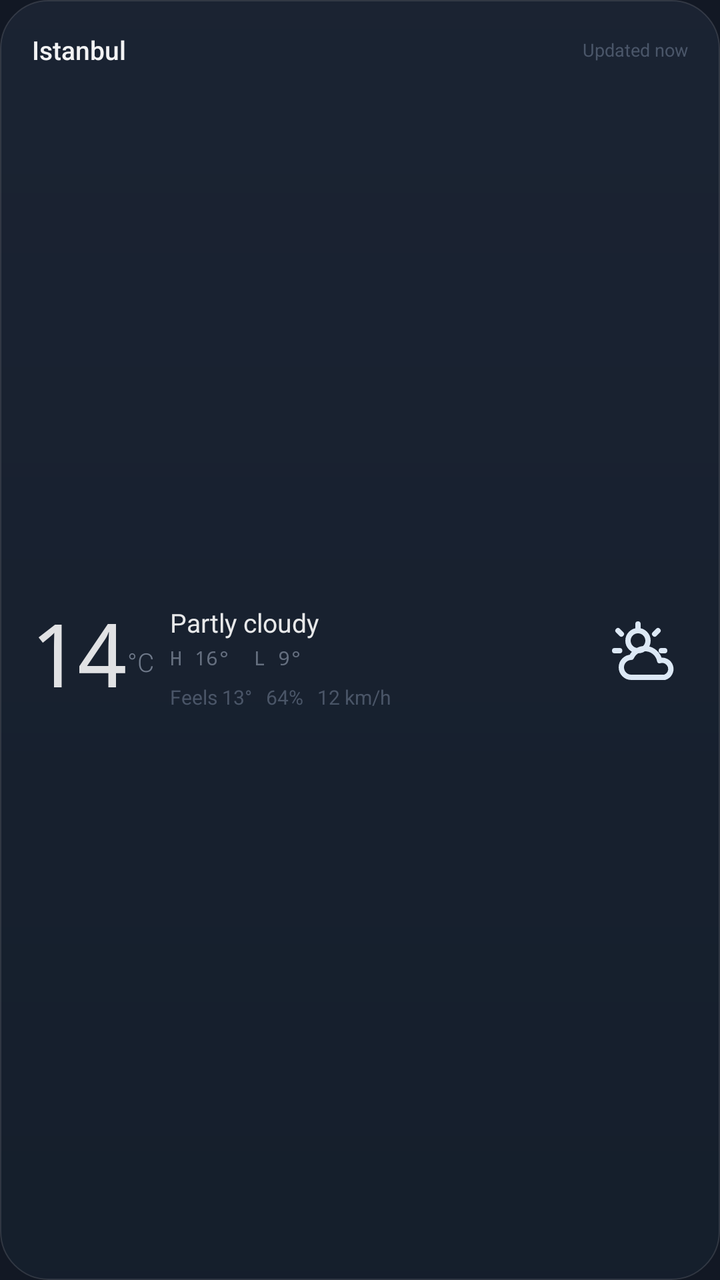
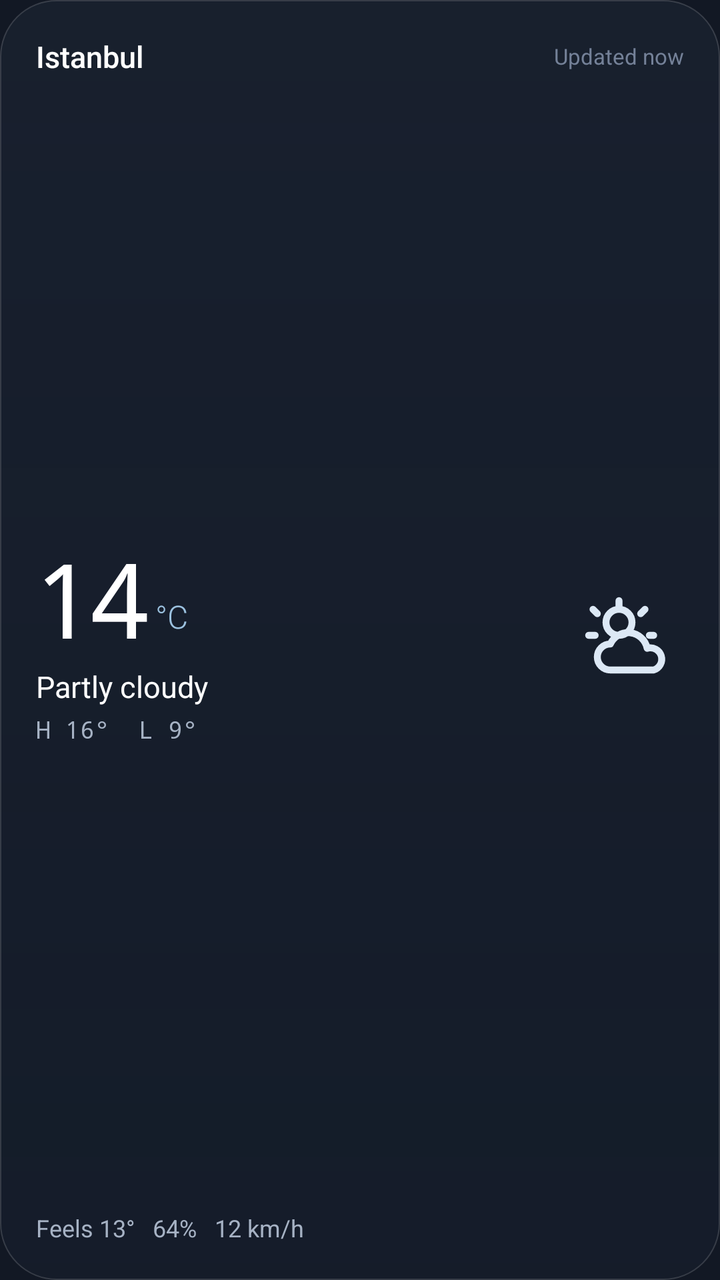

An Android layout rendered at two revisions. The XML below is the earlier revision; the diff shows what the commit changed to produce the second picture.
<!-- AndroidManifest.xml: application theme Theme.Atmos -->
<!-- res/layout/widget_now.xml -->
<?xml version="1.0" encoding="utf-8"?>
<LinearLayout xmlns:android="http://schemas.android.com/apk/res/android"
    android:id="@+id/widget_root"
    android:layout_width="match_parent"
    android:layout_height="match_parent"
    android:background="@drawable/widget_bg"
    android:orientation="vertical"
    android:padding="16dp">

    <LinearLayout
        android:layout_width="match_parent"
        android:layout_height="wrap_content"
        android:gravity="center_vertical"
        android:orientation="horizontal">

        <TextView
            android:id="@+id/widget_location"
            android:layout_width="0dp"
            android:layout_height="wrap_content"
            android:layout_weight="1"
            android:ellipsize="end"
            android:fontFamily="sans-serif-medium"
            android:maxLines="1"
            android:text="Istanbul"
            android:textColor="#F2FFFFFF"
            android:textSize="13sp" />

        <TextView
            android:id="@+id/widget_updated"
            android:layout_width="wrap_content"
            android:layout_height="wrap_content"
            android:fontFamily="sans-serif"
            android:maxLines="1"
            android:text="Updated now"
            android:textColor="#8A748198"
            android:textSize="9sp" />
    </LinearLayout>

    <LinearLayout
        android:layout_width="match_parent"
        android:layout_height="0dp"
        android:layout_weight="1"
        android:gravity="center_vertical"
        android:orientation="horizontal">

        <TextView
            android:id="@+id/widget_temp"
            android:layout_width="wrap_content"
            android:layout_height="wrap_content"
            android:fontFamily="monospace"
            android:includeFontPadding="false"
            android:letterSpacing="-0.06"
            android:maxLines="1"
            android:text="14"
            android:textColor="#DEFFFFFF"
            android:textSize="44sp" />

        <TextView
            android:id="@+id/widget_unit"
            android:layout_width="wrap_content"
            android:layout_height="wrap_content"
            android:layout_marginTop="2dp"
            android:layout_marginEnd="8dp"
            android:fontFamily="sans-serif-light"
            android:text="°C"
            android:textColor="#9CA6B2C4"
            android:textSize="13sp" />

        <LinearLayout
            android:layout_width="0dp"
            android:layout_height="wrap_content"
            android:layout_weight="1"
            android:orientation="vertical">

            <TextView
                android:id="@+id/widget_condition"
                android:layout_width="match_parent"
                android:layout_height="wrap_content"
                android:ellipsize="end"
                android:fontFamily="sans-serif"
                android:maxLines="1"
                android:text="Partly cloudy"
                android:textColor="#E6FFFFFF"
                android:textSize="13sp" />

            <TextView
                android:id="@+id/widget_range"
                android:layout_width="match_parent"
                android:layout_height="wrap_content"
                android:layout_marginTop="2dp"
                android:fontFamily="monospace"
                android:maxLines="1"
                android:text="H 16°  L 9°"
                android:textColor="#8AA6B2C4"
                android:textSize="10sp" />

            <TextView
                android:id="@+id/widget_meta"
                android:layout_width="match_parent"
                android:layout_height="wrap_content"
                android:layout_marginTop="6dp"
                android:ellipsize="end"
                android:fontFamily="sans-serif"
                android:maxLines="1"
                android:text="Feels 13°   64%   12 km/h"
                android:textColor="#8A748198"
                android:textSize="10sp" />
        </LinearLayout>

        <ImageView
            android:id="@+id/widget_icon"
            android:layout_width="40dp"
            android:layout_height="40dp"
            android:layout_marginStart="8dp"
            android:contentDescription="Condition"
            android:src="@drawable/ic_w_partly" />
    </LinearLayout>
</LinearLayout>
<!-- resources referenced by this layout -->
<resources>
  <!-- drawable ic_w_partly (drawable) -->
  ﻿<?xml version="1.0" encoding="utf-8"?><vector xmlns:android="http://schemas.android.com/apk/res/android" android:width="24dp" android:height="24dp" android:viewportWidth="24" android:viewportHeight="24"><path android:strokeColor="#DCE8F5" android:strokeWidth="1.6" android:strokeLineCap="round" android:strokeLineJoin="round" android:fillColor="#00000000" android:pathData="M9,10 a3,3 0,1 1,0 -6 a3,3 0,1 1,0 6 Z M9,2 L9,3.5 M3.5,10 L2,10 M4,5 L3,4 M14,5 L15,4 M16,10 L17,10 M17,18 H7 A3,3 0,0 1,7 12 A4.5,4.5 0,0 1,15.5 13 A2.6,2.6 0,0 1,17 18 Z" /></vector>
  <!-- drawable widget_bg (drawable) -->
  <?xml version="1.0" encoding="utf-8"?>
  <shape xmlns:android="http://schemas.android.com/apk/res/android" android:shape="rectangle">
      <corners android:radius="24dp" />
      <gradient
          android:angle="270"
          android:startColor="#F21B2333"
          android:endColor="#F2151E2C" />
      <stroke android:width="0.8dp" android:color="#1FFFFFFF" />
  </shape>
  <style name="Theme.Atmos" parent="android:Theme.Material.NoActionBar">
          <item name="android:windowBackground">#121824</item>
          <item name="android:statusBarColor">@android:color/transparent</item>
          <item name="android:navigationBarColor">@android:color/transparent</item>
          <item name="android:windowLightStatusBar">false</item>
          <item name="android:windowLightNavigationBar">false</item>
          <item name="android:windowLayoutInDisplayCutoutMode">shortEdges</item>
          <item name="android:windowActionModeOverlay">true</item>
          <item name="android:enforceStatusBarContrast">false</item>
          <item name="android:enforceNavigationBarContrast">false</item>
      </style>
</resources>

<!-- the commit's change to res/layout/widget_now.xml (unified diff, before → after) -->
@@ -5,7 +5,7 @@
     android:layout_height="match_parent"
     android:background="@drawable/widget_bg"
     android:orientation="vertical"
-    android:padding="16dp">
+    android:padding="18dp">
 
     <LinearLayout
         android:layout_width="match_parent"
@@ -22,49 +22,28 @@
             android:fontFamily="sans-serif-medium"
             android:maxLines="1"
             android:text="Istanbul"
-            android:textColor="#F2FFFFFF"
-            android:textSize="13sp" />
+            android:textColor="#FFFFFFFF"
+            android:textSize="15sp" />
 
         <TextView
             android:id="@+id/widget_updated"
             android:layout_width="wrap_content"
             android:layout_height="wrap_content"
+            android:layout_marginStart="8dp"
             android:fontFamily="sans-serif"
             android:maxLines="1"
             android:text="Updated now"
-            android:textColor="#8A748198"
-            android:textSize="9sp" />
+            android:textColor="#748198"
+            android:textSize="11sp" />
     </LinearLayout>
 
     <LinearLayout
         android:layout_width="match_parent"
         android:layout_height="0dp"
         android:layout_weight="1"
+        android:layout_marginTop="4dp"
         android:gravity="center_vertical"
         android:orientation="horizontal">
-
-        <TextView
-            android:id="@+id/widget_temp"
-            android:layout_width="wrap_content"
-            android:layout_height="wrap_content"
-            android:fontFamily="monospace"
-            android:includeFontPadding="false"
-            android:letterSpacing="-0.06"
-            android:maxLines="1"
-            android:text="14"
-            android:textColor="#DEFFFFFF"
-            android:textSize="44sp" />
-
-        <TextView
-            android:id="@+id/widget_unit"
-            android:layout_width="wrap_content"
-            android:layout_height="wrap_content"
-            android:layout_marginTop="2dp"
-            android:layout_marginEnd="8dp"
-            android:fontFamily="sans-serif-light"
-            android:text="°C"
-            android:textColor="#9CA6B2C4"
-            android:textSize="13sp" />
 
         <LinearLayout
             android:layout_width="0dp"
@@ -72,47 +51,79 @@
             android:layout_weight="1"
             android:orientation="vertical">
 
+            <LinearLayout
+                android:layout_width="wrap_content"
+                android:layout_height="wrap_content"
+                android:gravity="bottom"
+                android:orientation="horizontal">
+
+                <TextView
+                    android:id="@+id/widget_temp"
+                    android:layout_width="wrap_content"
+                    android:layout_height="wrap_content"
+                    android:fontFamily="monospace"
+                    android:includeFontPadding="false"
+                    android:letterSpacing="-0.06"
+                    android:maxLines="1"
+                    android:text="14"
+                    android:textColor="#FFFFFFFF"
+                    android:textSize="52sp" />
+
+                <TextView
+                    android:id="@+id/widget_unit"
+                    android:layout_width="wrap_content"
+                    android:layout_height="wrap_content"
+                    android:layout_marginStart="3dp"
+                    android:layout_marginBottom="5dp"
+                    android:fontFamily="sans-serif-light"
+                    android:maxLines="1"
+                    android:text="°C"
+                    android:textColor="#9CC2E0"
+                    android:textSize="16sp" />
+            </LinearLayout>
+
             <TextView
                 android:id="@+id/widget_condition"
                 android:layout_width="match_parent"
                 android:layout_height="wrap_content"
+                android:layout_marginTop="1dp"
                 android:ellipsize="end"
                 android:fontFamily="sans-serif"
                 android:maxLines="1"
                 android:text="Partly cloudy"
-                android:textColor="#E6FFFFFF"
-                android:textSize="13sp" />
+                android:textColor="#FFFFFFFF"
+                android:textSize="15sp" />
 
             <TextView
                 android:id="@+id/widget_range"
                 android:layout_width="match_parent"
                 android:layout_height="wrap_content"
-                android:layout_marginTop="2dp"
+                android:layout_marginTop="3dp"
                 android:fontFamily="monospace"
                 android:maxLines="1"
                 android:text="H 16°  L 9°"
-                android:textColor="#8AA6B2C4"
-                android:textSize="10sp" />
-
-            <TextView
-                android:id="@+id/widget_meta"
-                android:layout_width="match_parent"
-                android:layout_height="wrap_content"
-                android:layout_marginTop="6dp"
-                android:ellipsize="end"
-                android:fontFamily="sans-serif"
-                android:maxLines="1"
-                android:text="Feels 13°   64%   12 km/h"
-                android:textColor="#8A748198"
-                android:textSize="10sp" />
+                android:textColor="#A6B2C4"
+                android:textSize="12sp" />
         </LinearLayout>
 
         <ImageView
             android:id="@+id/widget_icon"
-            android:layout_width="40dp"
-            android:layout_height="40dp"
-            android:layout_marginStart="8dp"
+            android:layout_width="52dp"
+            android:layout_height="52dp"
+            android:layout_marginStart="10dp"
             android:contentDescription="Condition"
             android:src="@drawable/ic_w_partly" />
     </LinearLayout>
+
+    <TextView
+        android:id="@+id/widget_meta"
+        android:layout_width="match_parent"
+        android:layout_height="wrap_content"
+        android:layout_marginTop="4dp"
+        android:ellipsize="end"
+        android:fontFamily="sans-serif"
+        android:maxLines="1"
+        android:text="Feels 13°   64%   12 km/h"
+        android:textColor="#A6B2C4"
+        android:textSize="12sp" />
 </LinearLayout>
<!-- resource entries referenced after the edit -->
@@ -5,12 +5,12 @@
   <!-- drawable widget_bg (drawable) -->
   <?xml version="1.0" encoding="utf-8"?>
   <shape xmlns:android="http://schemas.android.com/apk/res/android" android:shape="rectangle">
-      <corners android:radius="24dp" />
+      <corners android:radius="28dp" />
       <gradient
           android:angle="270"
-          android:startColor="#F21B2333"
-          android:endColor="#F2151E2C" />
-      <stroke android:width="0.8dp" android:color="#1FFFFFFF" />
+          android:startColor="#B31A2231"
+          android:endColor="#99151E2C" />
+      <stroke android:width="0.8dp" android:color="#26FFFFFF" />
   </shape>
   <style name="Theme.Atmos" parent="android:Theme.Material.NoActionBar">
           <item name="android:windowBackground">#121824</item>
